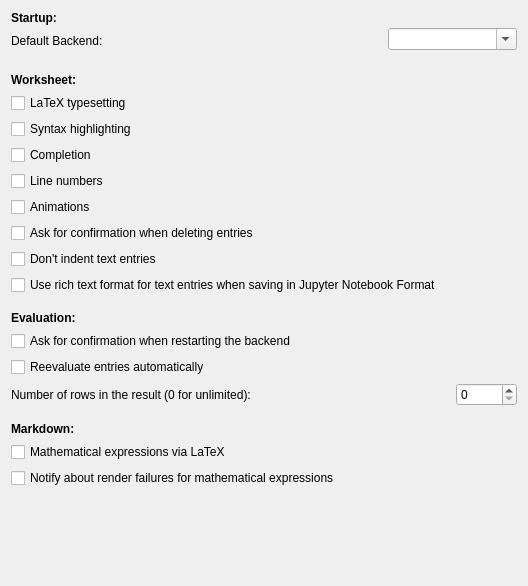
Above: src/settings.ui from KDE/cantor before the change. Below: the same form after it.
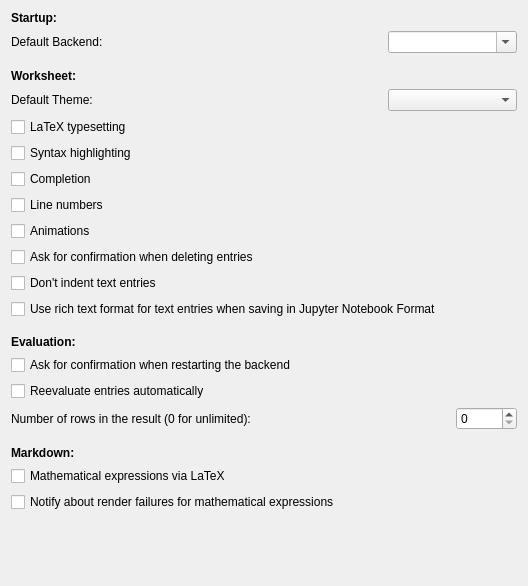
That is the form after the change. Custom widgets are drawn as their Qt base class.

Commit message:
Add global Default Theme setting and unify worksheet color handling
Introduced a global Default Theme configuration and refactored worksheet
entries to consistently use KSyntaxHighlighting themes for color
management, ensuring a uniform appearance across the interface.

Patch:
```diff
--- a/src/settings.ui
+++ b/src/settings.ui
@@ -11,7 +11,7 @@
    </rect>
   </property>
   <layout class="QGridLayout" name="gridLayout">
-   <item row="13" column="0">
+   <item row="14" column="0">
     <widget class="QLabel" name="label_4">
      <property name="font">
       <font>
@@ -24,7 +24,7 @@
      </property>
     </widget>
    </item>
-   <item row="21" column="0">
+   <item row="22" column="0">
     <spacer name="verticalSpacer">
      <property name="orientation">
       <enum>Qt::Vertical</enum>
@@ -37,7 +37,7 @@
      </property>
     </spacer>
    </item>
-   <item row="6" column="0">
+   <item row="7" column="0">
     <widget class="QCheckBox" name="kcfg_CompletionDefault">
      <property name="toolTip">
       <string>Enable syntax completion</string>
@@ -70,7 +70,17 @@
      </property>
     </widget>
    </item>
-   <item row="16" column="5">
+   <item row="4" column="0">
+    <widget class="QLabel" name="label_theme">
+     <property name="toolTip">
+      <string>Default editor color theme for new worksheets</string>
+     </property>
+     <property name="text">
+      <string>Default Theme:</string>
+     </property>
+    </widget>
+   </item>
+   <item row="17" column="5">
     <widget class="QSpinBox" name="kcfg_VisibleLinesLimit">
      <property name="toolTip">
       <string>Maximal number of visible rows in the result of a command entry. Use 0 to work without limitations.</string>
@@ -83,7 +93,7 @@
      </property>
     </widget>
    </item>
-   <item row="4" column="0" colspan="2">
+   <item row="5" column="0" colspan="2">
     <widget class="QCheckBox" name="kcfg_TypesetDefault">
      <property name="toolTip">
       <string>Enable LaTeX typesetting for the results of the calculations, if supported by the backend system</string>
@@ -93,7 +103,7 @@
      </property>
     </widget>
    </item>
-   <item row="16" column="0" colspan="4">
+   <item row="17" column="0" colspan="4">
     <widget class="QLabel" name="VisibleLinesLimit_label">
      <property name="toolTip">
       <string/>
@@ -103,7 +113,7 @@
      </property>
     </widget>
    </item>
-   <item row="0" column="3" rowspan="3" colspan="3">
+   <item row="1" column="3" rowspan="1" colspan="3">
     <widget class="KComboBox" name="kcfg_DefaultBackend">
      <property name="toolTip">
       <string>Create a new worksheet for the selected backend system. If none is selected, the user is asked about which system to use on startup.</string>
@@ -113,6 +123,16 @@
      </property>
     </widget>
    </item>
+   <item row="4" column="3" rowspan="1" colspan="3">
+    <widget class="KComboBox" name="kcfg_DefaultTheme">
+     <property name="toolTip">
+      <string>Default editor color theme for new worksheets</string>
+     </property>
+     <property name="editable">
+      <bool>false</bool>
+     </property>
+    </widget>
+   </item>
    <item row="2" column="2">
     <spacer name="verticalSpacer_3">
      <property name="orientation">
@@ -129,7 +149,7 @@
      </property>
     </spacer>
    </item>
-   <item row="8" column="0">
+   <item row="9" column="0">
     <widget class="QCheckBox" name="kcfg_AnimationDefault">
      <property name="toolTip">
       <string>Enable animation effects in the worksheet</string>
@@ -139,7 +159,7 @@
      </property>
     </widget>
    </item>
-   <item row="16" column="4">
+   <item row="17" column="4">
     <spacer name="horizontalSpacer_2">
      <property name="orientation">
       <enum>Qt::Horizontal</enum>
@@ -152,7 +172,7 @@
      </property>
     </spacer>
    </item>
-   <item row="19" column="0" colspan="3">
+   <item row="20" column="0" colspan="3">
     <widget class="QCheckBox" name="kcfg_EmbeddedMathDefault">
      <property name="toolTip">
       <string>Enable LaTeX typesetting for mathematical expressions in Markdown entries</string>
@@ -162,7 +182,7 @@
      </property>
     </widget>
    </item>
-   <item row="15" column="0" colspan="3">
+   <item row="16" column="0" colspan="3">
     <widget class="QCheckBox" name="kcfg_AutoEval">
      <property name="toolTip">
       <string>If enabled, all entries below the current one will be evaluated automatically</string>
@@ -185,7 +205,7 @@
      </property>
     </widget>
    </item>
-   <item row="17" column="1">
+   <item row="18" column="1">
     <spacer name="verticalSpacer_4">
      <property name="orientation">
       <enum>Qt::Vertical</enum>
@@ -201,7 +221,7 @@
      </property>
     </spacer>
    </item>
-   <item row="12" column="1">
+   <item row="13" column="1">
     <spacer name="verticalSpacer_2">
      <property name="orientation">
       <enum>Qt::Vertical</enum>
@@ -217,14 +237,14 @@
      </property>
     </spacer>
    </item>
-   <item row="11" column="0" colspan="6">
+   <item row="12" column="0" colspan="6">
     <widget class="QCheckBox" name="kcfg_StoreTextEntryFormatting">
      <property name="text">
       <string>Use rich text format for text entries when saving in Jupyter Notebook Format</string>
      </property>
     </widget>
    </item>
-   <item row="18" column="0">
+   <item row="19" column="0">
     <widget class="QLabel" name="label_5">
      <property name="font">
       <font>
@@ -237,7 +257,7 @@
      </property>
     </widget>
    </item>
-   <item row="10" column="0" colspan="3">
+   <item row="11" column="0" colspan="3">
     <widget class="QCheckBox" name="kcfg_UseOldCantorEntriesIndent">
      <property name="toolTip">
       <string>If enabled, text entries are aligned at the worksheet border and not at the prompt border</string>
@@ -260,7 +280,7 @@
      </property>
     </spacer>
    </item>
-   <item row="14" column="0" colspan="4">
+   <item row="15" column="0" colspan="4">
     <widget class="QCheckBox" name="kcfg_WarnAboutSessionRestart">
      <property name="toolTip">
       <string>If enabled, the user will be asked for confirmation prior to restarting the backend system</string>
@@ -270,14 +290,14 @@
      </property>
     </widget>
    </item>
-   <item row="20" column="0" colspan="5">
+   <item row="21" column="0" colspan="5">
     <widget class="QCheckBox" name="kcfg_ShowMathRenderError">
      <property name="text">
       <string>Notify about render failures for mathematical expressions</string>
      </property>
     </widget>
    </item>
-   <item row="7" column="0">
+   <item row="8" column="0">
     <widget class="QCheckBox" name="kcfg_ExpressionNumberingDefault">
      <property name="toolTip">
       <string>Show line numbers</string>
@@ -287,7 +307,7 @@
      </property>
     </widget>
    </item>
-   <item row="5" column="0" colspan="2">
+   <item row="6" column="0" colspan="2">
     <widget class="QCheckBox" name="kcfg_HighlightDefault">
      <property name="toolTip">
       <string>Enable syntax highlighting</string>
@@ -297,7 +317,7 @@
      </property>
     </widget>
    </item>
-   <item row="9" column="0">
+   <item row="10" column="0">
     <widget class="QCheckBox" name="kcfg_WarnAboutEntryDelete">
      <property name="text">
       <string>Ask for confirmation when deleting entries</string>
```
The commit also changes 24 other files.
